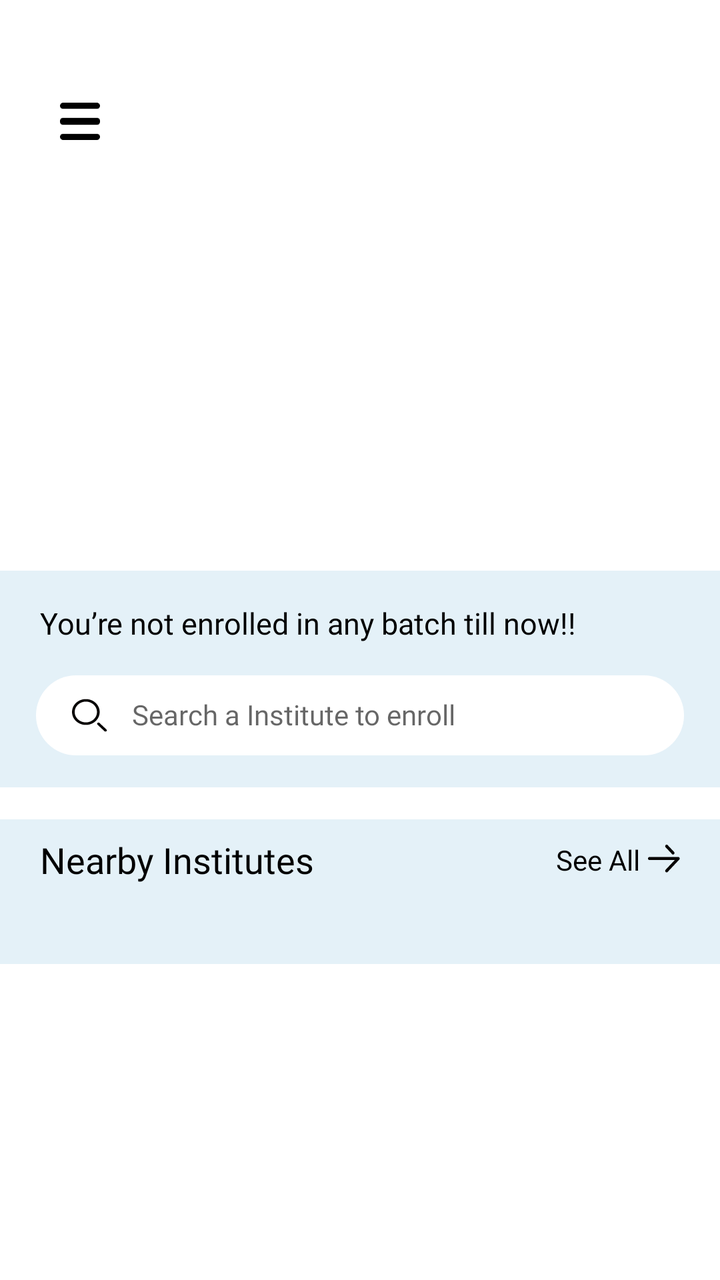
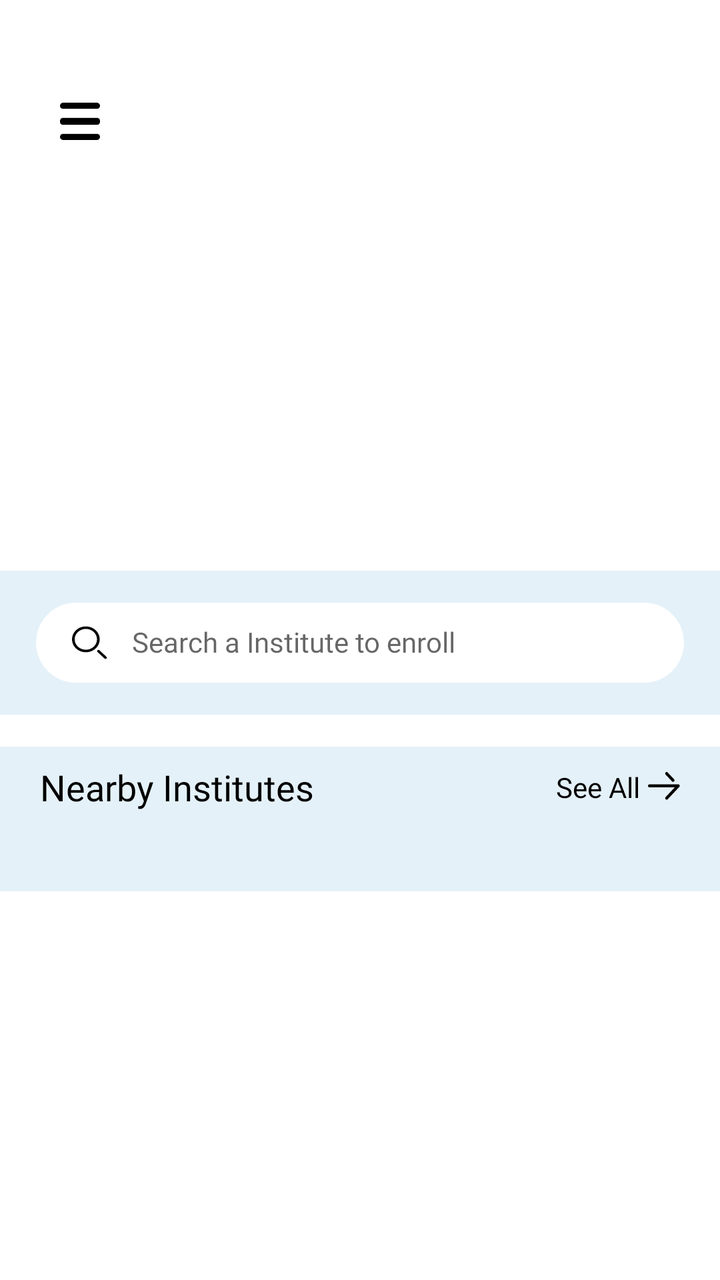

An Android layout rendered at two revisions. The XML below is the earlier revision; the diff shows what the commit changed to produce the second picture.
<!-- AndroidManifest.xml: application theme Theme.EdTech -->
<!-- res/layout/fragment_home.xml -->
<?xml version="1.0" encoding="utf-8"?>
<layout xmlns:android="http://schemas.android.com/apk/res/android"
    xmlns:tools="http://schemas.android.com/tools"
    xmlns:app="http://schemas.android.com/apk/res-auto">

    <data>

    </data>

    <ScrollView
        android:layout_width="match_parent"
        android:layout_height="match_parent"
        android:fillViewport="true"
        tools:context=".ui.fragment.HomeFragment">

        <LinearLayout
            android:layout_width="match_parent"
            android:layout_height="wrap_content"
            android:orientation="vertical">

            
            <androidx.constraintlayout.widget.ConstraintLayout
                android:layout_width="match_parent"
                android:layout_height="wrap_content"
                android:paddingTop="20dp"
                android:paddingBottom="10dp"
                android:layout_marginTop="20dp">

                <ImageView
                    android:id="@+id/sideMenu"
                    android:layout_width="20dp"
                    android:layout_height="20dp"
                    android:layout_marginStart="30dp"
                    android:layout_marginTop="10dp"
                    android:src="@drawable/menu_button"
                    app:layout_constraintBottom_toBottomOf="parent"
                    app:layout_constraintStart_toStartOf="parent"
                    app:layout_constraintTop_toTopOf="parent" />

                <TextView
                    android:id="@+id/headerName"
                    android:layout_width="0dp"
                    android:layout_height="wrap_content"
                    android:layout_marginHorizontal="15dp"
                    android:ellipsize="end"
                    android:fontFamily="@font/manrope_bold"
                    android:gravity="end"
                    android:maxLines="1"
                    android:src="@drawable/gradmo_book_icon"
                    android:text=""
                    android:textColor="@color/black"
                    android:textSize="16sp"
                    app:layout_constraintBottom_toBottomOf="@id/sideMenu"
                    app:layout_constraintEnd_toEndOf="parent"
                    app:layout_constraintHorizontal_bias="0.466"
                    app:layout_constraintStart_toEndOf="@+id/sideMenu"
                    app:layout_constraintTop_toTopOf="@id/sideMenu"
                    app:layout_constraintVertical_bias="0.571" />

            </androidx.constraintlayout.widget.ConstraintLayout>

            
            
            <androidx.constraintlayout.widget.ConstraintLayout
                android:layout_width="match_parent"
                android:layout_height="wrap_content"
                android:layout_marginTop="10dp">

                <androidx.viewpager2.widget.ViewPager2
                    android:id="@+id/bannerViewPager"
                    android:layout_width="match_parent"
                    android:layout_height="170dp"
                    app:layout_constraintTop_toTopOf="parent"
                    app:layout_constraintStart_toStartOf="parent"
                    app:layout_constraintEnd_toEndOf="parent"/>

                
                <LinearLayout
                    android:id="@+id/dotsIndicator"
                    android:layout_width="wrap_content"
                    android:layout_height="wrap_content"
                    android:orientation="horizontal"
                    android:layout_marginTop="8dp"
                    app:layout_constraintTop_toBottomOf="@id/bannerViewPager"
                    app:layout_constraintStart_toStartOf="parent"
                    app:layout_constraintEnd_toEndOf="parent"
                    app:layout_constraintBottom_toBottomOf="parent"/>

            </androidx.constraintlayout.widget.ConstraintLayout>
            
            <LinearLayout
                android:layout_marginTop="16dp"
                android:paddingBottom="16dp"
                android:background="@color/light_blue_bg"
                android:layout_width="match_parent"
                android:layout_height="wrap_content"
                android:orientation="vertical">

                <TextView
                    android:layout_marginTop="16dp"
                    android:layout_marginStart="20dp"
                    android:id="@+id/searchSectionTitle"
                    android:layout_width="wrap_content"
                    android:layout_height="wrap_content"
                    android:fontFamily="@font/manrope_medium"
                    android:textColor="@color/black"

                    android:text="You’re not enrolled in any batch till now!!"
                    android:textSize="15sp" />

                <TextView
                    android:id="@+id/searchField"
                    android:layout_width="match_parent"
                    android:layout_height="wrap_content"
                    android:layout_marginTop="16dp"
                    android:layout_marginHorizontal="18dp"
                    android:background="@drawable/bg_login_flow_edittex"
                    android:backgroundTint="@color/white"
                    android:drawableStart="@drawable/search_icon"
                    android:drawablePadding="10dp"
                    android:textColor="@color/black"
                    android:textSize="14sp"
                    android:fontFamily="@font/manrope_medium"
                    android:hint="Search a Institute to enroll"
                    android:imeOptions="actionSearch"
                    android:inputType="text"
                    android:paddingVertical="10dp"
                    android:paddingHorizontal="16dp"
                    android:singleLine="true" />

            </LinearLayout>

            
            <LinearLayout
                android:layout_marginTop="16dp"
                android:background="@color/light_blue_bg"
                android:layout_width="match_parent"
                android:layout_height="wrap_content"
                android:orientation="vertical"
                android:paddingHorizontal="20dp"
                android:paddingTop="8dp"
                android:paddingBottom="24dp">

                
                <androidx.constraintlayout.widget.ConstraintLayout
                    android:layout_width="match_parent"
                    android:layout_height="wrap_content">

                    <TextView
                        android:id="@+id/categoryTitle"
                        android:layout_width="wrap_content"
                        android:layout_height="wrap_content"
                        android:fontFamily="@font/manrope_semibold"
                        android:text="Nearby Institutes"
                        android:textColor="@color/black"
                        android:textSize="18sp"
                        app:layout_constraintBottom_toBottomOf="parent"
                        app:layout_constraintStart_toStartOf="parent"
                        app:layout_constraintTop_toTopOf="parent" />

                    <LinearLayout
                        android:id="@+id/seeAllLayout"
                        android:layout_width="wrap_content"
                        android:layout_height="wrap_content"
                        android:gravity="center_vertical"
                        android:orientation="horizontal"
                        app:layout_constraintBottom_toBottomOf="parent"
                        app:layout_constraintEnd_toEndOf="parent"
                        app:layout_constraintTop_toTopOf="parent">

                        <TextView
                            android:id="@+id/seeAllText"
                            android:layout_width="wrap_content"
                            android:layout_height="wrap_content"
                            android:text="See All"
                            android:textColor="@color/black"
                            android:textSize="14sp" />

                        <ImageView
                            android:id="@+id/seeAllArrow"
                            android:layout_width="16dp"
                            android:layout_height="16dp"
                            android:layout_marginStart="4dp"
                            android:src="@drawable/next_arrow" />

                    </LinearLayout>

                </androidx.constraintlayout.widget.ConstraintLayout>

                <androidx.recyclerview.widget.RecyclerView
                    android:id="@+id/categoryRecyclerView"
                    android:layout_width="match_parent"
                    android:layout_height="wrap_content"
                    android:layout_marginTop="16dp"
                    android:clipToPadding="false"
                    android:orientation="horizontal"
                    tools:listitem="@layout/adapter_home_institute"
                    app:layoutManager="androidx.recyclerview.widget.LinearLayoutManager" />

            </LinearLayout>

        </LinearLayout>
    </ScrollView></layout>
<!-- res/layout/adapter_home_institute.xml (included above) -->
<?xml version="1.0" encoding="utf-8"?>
<layout xmlns:android="http://schemas.android.com/apk/res/android"
    xmlns:app="http://schemas.android.com/apk/res-auto">

    <data>

    </data>

    <LinearLayout
        android:layout_marginEnd="16dp"
        android:paddingBottom="10dp"
        android:layout_width="155dp"
        android:layout_height="wrap_content"
        android:orientation="vertical"
        android:background="@drawable/bg_home_item"
        android:backgroundTint="@color/white">

        <androidx.cardview.widget.CardView
            app:cardElevation="0dp"
            app:cardCornerRadius="10dp"
            app:layout_constraintTop_toTopOf="parent"
            android:layout_width="match_parent"
            android:layout_height="105dp">

            <ImageView
                android:id="@+id/imageView"
                android:scaleType="centerCrop"
                android:background="@drawable/banner_placeholder_new"
                android:layout_width="match_parent"
                android:layout_height="match_parent" />
        </androidx.cardview.widget.CardView>

        <LinearLayout
            android:layout_marginHorizontal="10dp"
            android:layout_marginTop="8dp"
            android:layout_width="match_parent"
            android:layout_height="wrap_content"
            android:orientation="horizontal">

            <TextView
                android:layout_width="wrap_content"
                android:layout_height="wrap_content"
                android:textColor="@color/gray"
                android:fontFamily="@font/manrope_semibold"
                android:textSize="11sp"
                android:text="0.0" />

            <com.app.gradmo.utils.CustomRatingBar
                android:layout_weight="1"
                android:layout_marginStart="5dp"
                android:id="@+id/customRatingBar"
                android:layout_width="wrap_content"
                android:layout_height="16dp"
                app:numStars="5"
                app:rating="0.0"
                app:stepSize="0.5"
                app:isIndicator="false"
                app:starSize="15dp"
                app:starSpacing="0dp" />
        </LinearLayout>
        <TextView
            android:id="@+id/instituteName"
            android:layout_marginHorizontal="10dp"
            android:layout_marginTop="5dp"
            android:layout_width="wrap_content"
            android:layout_height="wrap_content"
            android:textColor="@color/black"
            android:fontFamily="@font/manrope_semibold"
            android:textSize="11sp"
            android:maxLines="1"
            android:ellipsize="end"
            android:text="Upgrade Classes" />
        <androidx.constraintlayout.widget.ConstraintLayout
            android:layout_width="match_parent"
            android:layout_height="wrap_content">
            <ImageView
                android:layout_marginStart="10dp"
                android:layout_marginTop="4dp"
                app:layout_constraintTop_toTopOf="parent"
                app:layout_constraintStart_toStartOf="parent"
                android:layout_width="wrap_content"
                android:layout_height="wrap_content"
                android:src="@drawable/location_icon"/>
            <TextView
                app:layout_constraintTop_toTopOf="parent"
                app:layout_constraintStart_toStartOf="parent"
                app:layout_constraintEnd_toEndOf="parent"
                android:layout_marginStart="26dp"
                android:layout_marginEnd="6dp"
                android:id="@+id/instituteAddress"
                android:layout_marginTop="4dp"
                android:layout_width="0dp"
                android:layout_height="wrap_content"
                android:textColor="@color/black"
                android:fontFamily="@font/manrope_regular"
                android:textSize="9sp"
                android:text="C-12, Pandara Road, Cannaught Place"
                android:maxLines="2"
                android:minLines="2"
                android:ellipsize="end"/>

        </androidx.constraintlayout.widget.ConstraintLayout>
        <TextView
            android:background="@drawable/bg_blue_border"
            android:layout_marginHorizontal="10dp"
            android:layout_marginTop="4dp"
            android:layout_width="wrap_content"
            android:layout_height="wrap_content"
            android:textColor="@color/blue_3787FF"
            android:fontFamily="@font/manrope_semibold"
            android:textSize="9sp"
            android:text="Offline"
            android:paddingVertical="2dp"
            android:paddingHorizontal="10dp"/>
    </LinearLayout>
</layout>
<!-- resources referenced by this layout -->
<resources>
  <color name="black">#FF000000</color>
  <color name="blue_3787FF">#3787FF</color>
  <color name="gray">#767372</color>
  <color name="light_blue_bg">#E4F1F8</color>
  <color name="white">#FFFFFFFF</color>
  <!-- drawable bg_blue_border (drawable) -->
  <?xml version="1.0" encoding="utf-8"?>
  <shape xmlns:android="http://schemas.android.com/apk/res/android">
      <corners android:radius="15dp"/>
      <stroke android:color="@color/blue_3787FF" android:width="1dp"/>
  </shape>
  <!-- drawable bg_home_item (drawable) -->
  <?xml version="1.0" encoding="utf-8"?>
  <shape xmlns:android="http://schemas.android.com/apk/res/android">
      <corners android:radius="10dp"/>
  </shape>
  <!-- drawable bg_login_flow_edittex (drawable) -->
  <?xml version="1.0" encoding="utf-8"?>
  <shape xmlns:android="http://schemas.android.com/apk/res/android">
  
      <corners android:radius="30dp"/>
      <solid android:color="#E4F1F8"/>
  </shape>
  <!-- drawable location_icon (drawable) -->
  <vector xmlns:android="http://schemas.android.com/apk/res/android"
      android:width="13dp"
      android:height="16dp"
      android:viewportWidth="13"
      android:viewportHeight="16">
    <path
        android:pathData="M6.3,7.875C6.733,7.875 7.104,7.721 7.412,7.412C7.721,7.104 7.875,6.733 7.875,6.3C7.875,5.867 7.721,5.496 7.412,5.188C7.104,4.879 6.733,4.725 6.3,4.725C5.867,4.725 5.496,4.879 5.188,5.188C4.879,5.496 4.725,5.867 4.725,6.3C4.725,6.733 4.879,7.104 5.188,7.412C5.496,7.721 5.867,7.875 6.3,7.875ZM6.3,15.75C4.187,13.951 2.609,12.281 1.565,10.739C0.522,9.197 0,7.77 0,6.457C0,4.489 0.633,2.92 1.9,1.752C3.166,0.584 4.633,0 6.3,0C7.967,0 9.433,0.584 10.7,1.752C11.966,2.92 12.6,4.489 12.6,6.457C12.6,7.77 12.078,9.197 11.035,10.739C9.991,12.281 8.413,13.951 6.3,15.75Z"
        android:fillColor="#838180"/>
  </vector>
  <!-- drawable menu_button: png bitmap (drawable, 424 bytes) -->
  <!-- drawable next_arrow (drawable) -->
  <vector xmlns:android="http://schemas.android.com/apk/res/android"
      android:width="14dp"
      android:height="13dp"
      android:viewportWidth="14"
      android:viewportHeight="13">
    <path
        android:pathData="M0,6.138C0,5.792 0.241,5.506 0.551,5.464L0.63,5.458H13.24C13.496,5.458 13.725,5.624 13.823,5.879C13.855,5.962 13.871,6.05 13.871,6.138C13.871,6.285 13.826,6.431 13.741,6.551L13.685,6.619L8.599,12.079C8.353,12.343 7.953,12.342 7.708,12.077C7.483,11.833 7.464,11.45 7.653,11.185L7.71,11.115L11.714,6.818H0.63C0.282,6.818 0,6.513 0,6.138ZM7.71,1.161C7.462,0.896 7.462,0.466 7.708,0.2C7.933,-0.044 8.287,-0.065 8.535,0.137L8.6,0.198L11.404,3.209C11.529,3.342 11.59,3.516 11.59,3.691C11.59,3.864 11.529,4.037 11.406,4.17C11.181,4.414 10.827,4.436 10.58,4.233L10.515,4.172L7.71,1.161Z"
        android:fillColor="#060302"/>
  </vector>
  <!-- drawable search_icon (drawable) -->
  <vector xmlns:android="http://schemas.android.com/apk/res/android"
      android:width="22dp"
      android:height="20dp"
      android:viewportWidth="22"
      android:viewportHeight="20">
    <path
        android:pathData="M0,0h21.412v20h-21.412z"
        android:fillColor="#ffffff"/>
    <path
        android:pathData="M8.922,13.542C12.002,13.542 14.498,11.21 14.498,8.333C14.498,5.457 12.002,3.125 8.922,3.125C5.842,3.125 3.346,5.457 3.346,8.333C3.346,11.21 5.842,13.542 8.922,13.542ZM15.836,8.333C15.836,11.9 12.741,14.792 8.922,14.792C5.103,14.792 2.007,11.9 2.007,8.333C2.007,4.766 5.103,1.875 8.922,1.875C12.741,1.875 15.836,4.766 15.836,8.333Z"
        android:fillColor="#060302"
        android:fillType="evenOdd"/>
    <path
        android:pathData="M14.757,13.784C15.019,13.54 15.442,13.54 15.704,13.784L19.209,17.058C19.47,17.302 19.47,17.698 19.209,17.942C18.948,18.186 18.524,18.186 18.263,17.942L14.757,14.668C14.496,14.424 14.496,14.028 14.757,13.784Z"
        android:fillColor="#060302"
        android:fillType="evenOdd"/>
  </vector>
  <style name="Theme.EdTech" parent="Base.Theme.EdTech" />
  <style name="Base.Theme.EdTech" parent="Theme.MaterialComponents.Light.NoActionBar">
          
          
      </style>
  <!-- unchanged entries left out for length: 2 -->
</resources>

<!-- the commit's change to res/layout/fragment_home.xml (unified diff, before → after) -->
@@ -87,116 +87,177 @@
                     app:layout_constraintBottom_toBottomOf="parent"/>
 
             </androidx.constraintlayout.widget.ConstraintLayout>
-            
             <LinearLayout
-                android:layout_marginTop="16dp"
-                android:paddingBottom="16dp"
-                android:background="@color/light_blue_bg"
+                android:id="@+id/layoutForStudent"
                 android:layout_width="match_parent"
                 android:layout_height="wrap_content"
                 android:orientation="vertical">
-
-                <TextView
+                <LinearLayout
+                    android:id="@+id/searchLayoutForStudent"
                     android:layout_marginTop="16dp"
-                    android:layout_marginStart="20dp"
-                    android:id="@+id/searchSectionTitle"
-                    android:layout_width="wrap_content"
-                    android:layout_height="wrap_content"
-                    android:fontFamily="@font/manrope_medium"
-                    android:textColor="@color/black"
-
-                    android:text="You’re not enrolled in any batch till now!!"
-                    android:textSize="15sp" />
-
-                <TextView
-                    android:id="@+id/searchField"
+                    android:paddingBottom="16dp"
+                    android:background="@color/light_blue_bg"
                     android:layout_width="match_parent"
                     android:layout_height="wrap_content"
+                    android:orientation="vertical">
+
+                    <TextView
+                        android:visibility="gone"
+                        android:layout_marginTop="16dp"
+                        android:layout_marginStart="20dp"
+                        android:id="@+id/searchSectionTitle"
+                        android:layout_width="wrap_content"
+                        android:layout_height="wrap_content"
+                        android:fontFamily="@font/manrope_medium"
+                        android:textColor="@color/black"
+
+                        android:text="You’re not enrolled in any batch till now!!"
+                        android:textSize="15sp" />
+
+                    <TextView
+                        android:id="@+id/searchField"
+                        android:layout_width="match_parent"
+                        android:layout_height="wrap_content"
+                        android:layout_marginTop="16dp"
+                        android:layout_marginHorizontal="18dp"
+                        android:background="@drawable/bg_login_flow_edittex"
+                        android:backgroundTint="@color/white"
+                        android:drawableStart="@drawable/search_icon"
+                        android:drawablePadding="10dp"
+                        android:textColor="@color/black"
+                        android:textSize="14sp"
+                        android:fontFamily="@font/manrope_medium"
+                        android:hint="Search a Institute to enroll"
+                        android:imeOptions="actionSearch"
+                        android:inputType="text"
+                        android:paddingVertical="10dp"
+                        android:paddingHorizontal="16dp"
+                        android:singleLine="true" />
+
+                </LinearLayout>
+                <LinearLayout
                     android:layout_marginTop="16dp"
-                    android:layout_marginHorizontal="18dp"
-                    android:background="@drawable/bg_login_flow_edittex"
-                    android:backgroundTint="@color/white"
-                    android:drawableStart="@drawable/search_icon"
-                    android:drawablePadding="10dp"
-                    android:textColor="@color/black"
-                    android:textSize="14sp"
-                    android:fontFamily="@font/manrope_medium"
-                    android:hint="Search a Institute to enroll"
-                    android:imeOptions="actionSearch"
-                    android:inputType="text"
-                    android:paddingVertical="10dp"
-                    android:paddingHorizontal="16dp"
-                    android:singleLine="true" />
-
-            </LinearLayout>
-
-            
-            <LinearLayout
-                android:layout_marginTop="16dp"
-                android:background="@color/light_blue_bg"
-                android:layout_width="match_parent"
-                android:layout_height="wrap_content"
-                android:orientation="vertical"
-                android:paddingHorizontal="20dp"
-                android:paddingTop="8dp"
-                android:paddingBottom="24dp">
-
-                
-                <androidx.constraintlayout.widget.ConstraintLayout
+                    android:background="@color/light_blue_bg"
                     android:layout_width="match_parent"
-                    android:layout_height="wrap_content">
-
-                    <TextView
-                        android:id="@+id/categoryTitle"
-                        android:layout_width="wrap_content"
-                        android:layout_height="wrap_content"
-                        android:fontFamily="@font/manrope_semibold"
-                        android:text="Nearby Institutes"
-                        android:textColor="@color/black"
-                        android:textSize="18sp"
-                        app:layout_constraintBottom_toBottomOf="parent"
-                        app:layout_constraintStart_toStartOf="parent"
-                        app:layout_constraintTop_toTopOf="parent" />
-
-                    <LinearLayout
-                        android:id="@+id/seeAllLayout"
-                        android:layout_width="wrap_content"
-                        android:layout_height="wrap_content"
-                        android:gravity="center_vertical"
-                        android:orientation="horizontal"
-                        app:layout_constraintBottom_toBottomOf="parent"
-                        app:layout_constraintEnd_toEndOf="parent"
-                        app:layout_constraintTop_toTopOf="parent">
+                    android:layout_height="wrap_content"
+                    android:orientation="vertical"
+                    android:paddingHorizontal="20dp"
+                    android:paddingTop="8dp"
+                    android:paddingBottom="24dp">
+
+                    
+                    <androidx.constraintlayout.widget.ConstraintLayout
+                        android:layout_width="match_parent"
+                        android:layout_height="wrap_content">
 
                         <TextView
-                            android:id="@+id/seeAllText"
+                            android:id="@+id/categoryTitle"
                             android:layout_width="wrap_content"
                             android:layout_height="wrap_content"
-                            android:text="See All"
+                            android:fontFamily="@font/manrope_semibold"
+                            android:text="Nearby Institutes"
                             android:textColor="@color/black"
-                            android:textSize="14sp" />
-
-                        <ImageView
-                            android:id="@+id/seeAllArrow"
-                            android:layout_width="16dp"
-                            android:layout_height="16dp"
-                            android:layout_marginStart="4dp"
-                            android:src="@drawable/next_arrow" />
-
-                    </LinearLayout>
-
-                </androidx.constraintlayout.widget.ConstraintLayout>
-
-                <androidx.recyclerview.widget.RecyclerView
-                    android:id="@+id/categoryRecyclerView"
+                            android:textSize="18sp"
+                            app:layout_constraintBottom_toBottomOf="parent"
+                            app:layout_constraintStart_toStartOf="parent"
+                            app:layout_constraintTop_toTopOf="parent" />
+
+                        <LinearLayout
+                            android:id="@+id/seeAllLayout"
+                            android:layout_width="wrap_content"
+                            android:layout_height="wrap_content"
+                            android:gravity="center_vertical"
+                            android:orientation="horizontal"
+                            app:layout_constraintBottom_toBottomOf="parent"
+                            app:layout_constraintEnd_toEndOf="parent"
+                            app:layout_constraintTop_toTopOf="parent">
+
+                            <TextView
+                                android:id="@+id/seeAllText"
+                                android:layout_width="wrap_content"
+                                android:layout_height="wrap_content"
+                                android:text="See All"
+                                android:textColor="@color/black"
+                                android:textSize="14sp" />
+
+                            <ImageView
+                                android:id="@+id/seeAllArrow"
+                                android:layout_width="16dp"
+                                android:layout_height="16dp"
+                                android:layout_marginStart="4dp"
+                                android:src="@drawable/next_arrow" />
+
+                        </LinearLayout>
+
+                    </androidx.constraintlayout.widget.ConstraintLayout>
+
+                    <androidx.recyclerview.widget.RecyclerView
+                        android:id="@+id/categoryRecyclerView"
+                        android:layout_width="match_parent"
+                        android:layout_height="wrap_content"
+                        android:layout_marginTop="16dp"
+                        android:clipToPadding="false"
+                        android:orientation="horizontal"
+                        tools:listitem="@layout/adapter_home_institute"
+                        app:layoutManager="androidx.recyclerview.widget.LinearLayoutManager" />
+
+                </LinearLayout>
+            </LinearLayout>
+            <LinearLayout
+                android:visibility="gone"
+                android:id="@+id/layoutForTeacher"
+                android:orientation="vertical"
+                android:layout_width="match_parent"
+                android:layout_height="wrap_content">
+                <LinearLayout
+                    android:layout_marginTop="16dp"
+                    android:paddingBottom="16dp"
+                    android:background="@color/light_blue_bg"
                     android:layout_width="match_parent"
                     android:layout_height="wrap_content"
-                    android:layout_marginTop="16dp"
-                    android:clipToPadding="false"
-                    android:orientation="horizontal"
-                    tools:listitem="@layout/adapter_home_institute"
-                    app:layoutManager="androidx.recyclerview.widget.LinearLayoutManager" />
-
+                    android:orientation="vertical">
+
+                    <TextView
+                        android:visibility="visible"
+                        android:layout_marginTop="16dp"
+                        android:layout_marginStart="20dp"
+                        android:layout_width="wrap_content"
+                        android:layout_height="wrap_content"
+                        android:fontFamily="@font/manrope_bold"
+                        android:textColor="@color/black"
+                        android:text="My Batches"
+                        android:textSize="15sp" />
+
+                    <TextView
+                        android:id="@+id/searchBatch"
+                        android:layout_width="match_parent"
+                        android:layout_height="wrap_content"
+                        android:layout_marginTop="16dp"
+                        android:layout_marginHorizontal="18dp"
+                        android:background="@drawable/bg_login_flow_edittex"
+                        android:backgroundTint="@color/white"
+                        android:drawableStart="@drawable/search_icon"
+                        android:drawablePadding="10dp"
+                        android:textColor="@color/black"
+                        android:textSize="14sp"
+                        android:fontFamily="@font/manrope_medium"
+                        android:hint="Search a Batch"
+                        android:imeOptions="actionSearch"
+                        android:inputType="text"
+                        android:paddingVertical="10dp"
+                        android:paddingHorizontal="16dp"
+                        android:singleLine="true" />
+                    <androidx.recyclerview.widget.RecyclerView
+                        android:id="@+id/batchRecyclerView"
+                        android:layout_width="match_parent"
+                        android:layout_height="wrap_content"
+                        android:layout_marginTop="16dp"
+                        android:clipToPadding="false"
+                        android:orientation="horizontal"
+                        tools:listitem="@layout/adapter_home_institute"
+                        app:layoutManager="androidx.recyclerview.widget.LinearLayoutManager" />
+
+                </LinearLayout>
             </LinearLayout>
 
         </LinearLayout>
